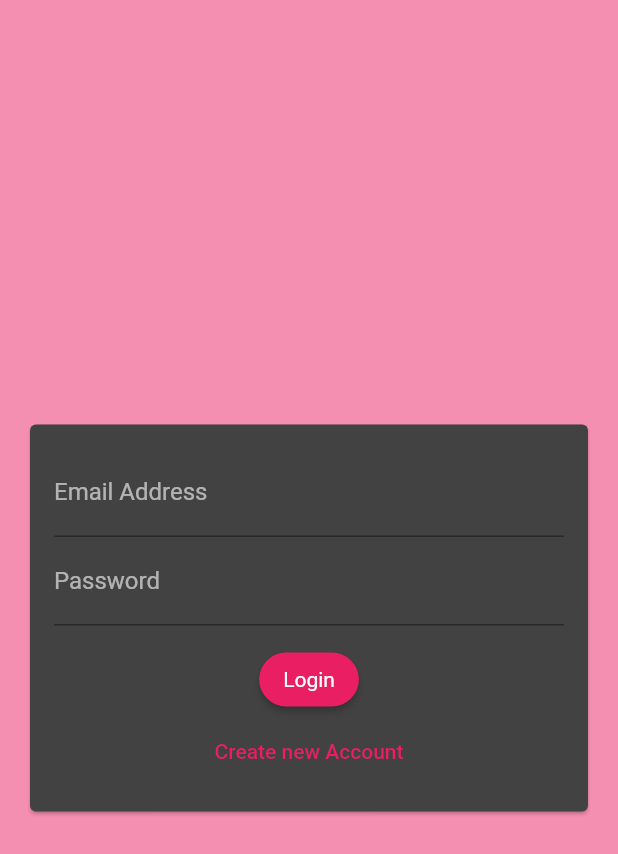
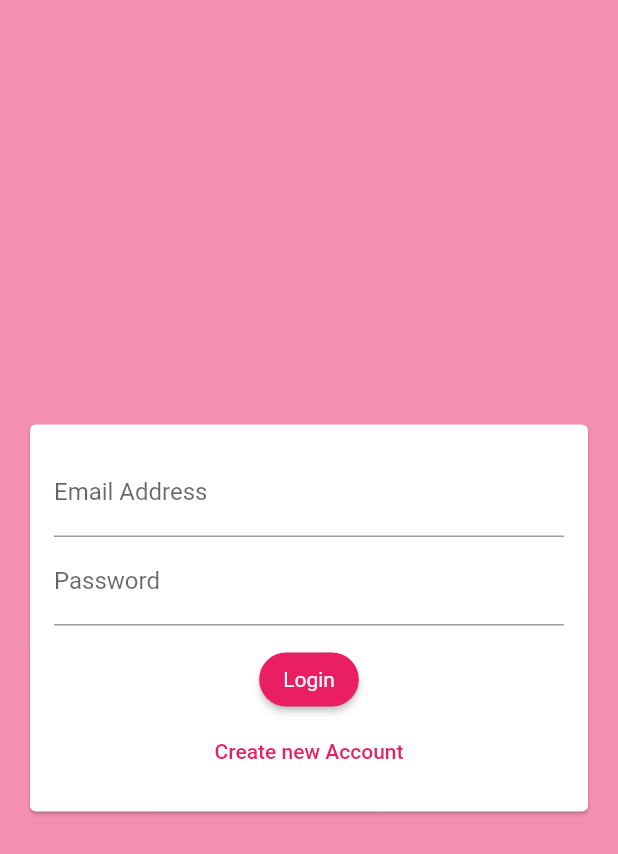
Before and after one commit to PushingTrooper/my_chat, a Flutter app: the screen it shows after launch, on a phone screen of 412 x 824 dp. Shown: the top 854 px of the screen. Run offline on Flutter 3.47's test engine with Material 2 defaults, Android fonts, the phone set to English and light mode, and no system bars; our stand-ins replace cloud_firestore, firebase_auth, firebase_core; accounts and stored records are empty.

```diff
--- a/lib/main.dart
+++ b/lib/main.dart
@@ -1,5 +1,6 @@
 import 'package:firebase_core/firebase_core.dart';
 import 'package:flutter/material.dart';
+import 'package:firebase_auth/firebase_auth.dart';
 
 import './screens/auth_screen.dart';
 import './screens/chat_screen.dart';
@@ -21,7 +22,7 @@ class MyApp extends StatelessWidget {
           backgroundColor: Colors.pink,
           colorScheme: ColorScheme.fromSwatch(primarySwatch: Colors.pink)
               .copyWith(
-                  secondary: Colors.deepPurple, brightness: Brightness.dark),
+                  secondary: Colors.deepPurple,),
           elevatedButtonTheme: ElevatedButtonThemeData(
               style: ElevatedButton.styleFrom(
             primary: Colors.pink,
@@ -30,7 +31,16 @@ class MyApp extends StatelessWidget {
               borderRadius: BorderRadius.circular(20),
             ),
           ))),
-      home: const AuthScreen(),
+      home: StreamBuilder(
+        stream: FirebaseAuth.instance.authStateChanges(),
+        builder: (context, snapshot) {
+          if (snapshot.hasData) {
+            return const ChatScreen();
+          } else {
+            return const AuthScreen();
+          }
+        },
+      ),
     );
   }
 }
--- a/lib/screens/auth_screen.dart
+++ b/lib/screens/auth_screen.dart
@@ -1,6 +1,6 @@
 import 'package:firebase_auth/firebase_auth.dart';
 import 'package:flutter/material.dart';
-import 'package:flutter/services.dart';
+import 'package:cloud_firestore/cloud_firestore.dart';
 
 import '../widgets/auth_form.dart';
 
@@ -13,6 +13,7 @@ class AuthScreen extends StatefulWidget {
 
 class _AuthScreenState extends State<AuthScreen> {
   final _auth = FirebaseAuth.instance;
+  var _isLoading = false;
 
   void _submitAuthForm(
     String email,
@@ -23,14 +24,27 @@ class _AuthScreenState extends State<AuthScreen> {
     UserCredential userCredential;
 
     try {
+      setState(() {
+        _isLoading = true;
+      });
+
       if (isLogin) {
         userCredential = await _auth.signInWithEmailAndPassword(
             email: email, password: password);
       } else {
         userCredential = await _auth.createUserWithEmailAndPassword(
             email: email, password: password);
+
+        await FirebaseFirestore.instance
+            .collection('users')
+            .doc(userCredential.user!.uid)
+            .set({'username': username, 'email': email});
       }
     } on FirebaseAuthException catch (err) {
+      setState(() {
+        _isLoading = false;
+      });
+
       var message = "An error occured, please check your credentials!";
 
       if (err.message != null) {
@@ -38,7 +52,10 @@ class _AuthScreenState extends State<AuthScreen> {
       }
 
       ScaffoldMessenger.of(context).showSnackBar(SnackBar(
-        content: Text(message, style: const TextStyle(color: Colors.white),),
+        content: Text(
+          message,
+          style: const TextStyle(color: Colors.white),
+        ),
         backgroundColor: Theme.of(context).errorColor,
       ));
     }
@@ -48,7 +65,7 @@ class _AuthScreenState extends State<AuthScreen> {
   Widget build(BuildContext context) {
     return Scaffold(
       backgroundColor: Theme.of(context).backgroundColor,
-      body: AuthForm(_submitAuthForm),
+      body: AuthForm(_submitAuthForm, _isLoading),
     );
   }
 }
--- a/lib/widgets/auth_form.dart
+++ b/lib/widgets/auth_form.dart
@@ -8,7 +8,9 @@ class AuthForm extends StatefulWidget {
     bool isLogin,
   ) submitFn;
 
-  AuthForm(this.submitFn, {Key? key}) : super(key: key);
+  bool isLoading = false;
+
+  AuthForm(this.submitFn, this.isLoading, {Key? key}) : super(key: key);
 
   @override
   _AuthFormState createState() => _AuthFormState();
@@ -103,10 +105,13 @@ class _AuthFormState extends State<AuthForm> {
                   const SizedBox(
                     height: 12,
                   ),
+                  if (widget.isLoading) const CircularProgressIndicator(),
+                  if (!widget.isLoading)
                     ElevatedButton(
                       onPressed: _trySubmit,
                       child: Text(_isLogin ? 'Login' : 'Signup'),
                     ),
+                  if (!widget.isLoading)
                     TextButton(
                       onPressed: () {
                         setState(() {
```
Also changed, not shown: lib/screens/chat_screen.dart (+33 -0 lines). Lines whose indentation alone changed are shown as unchanged.
